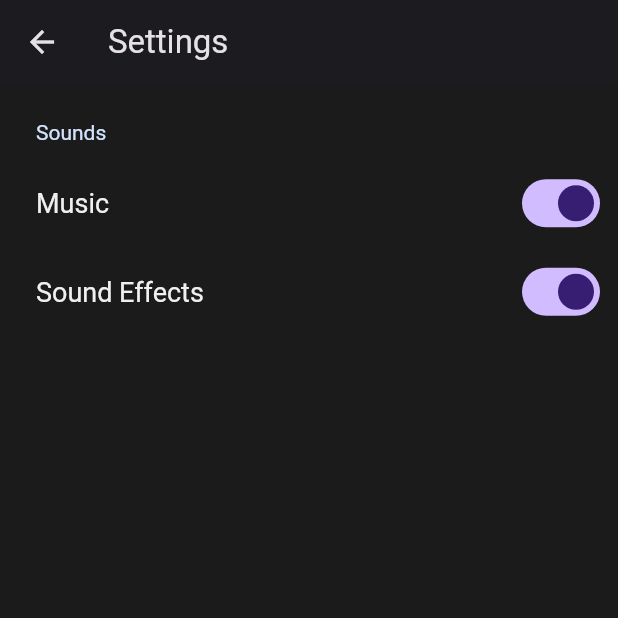
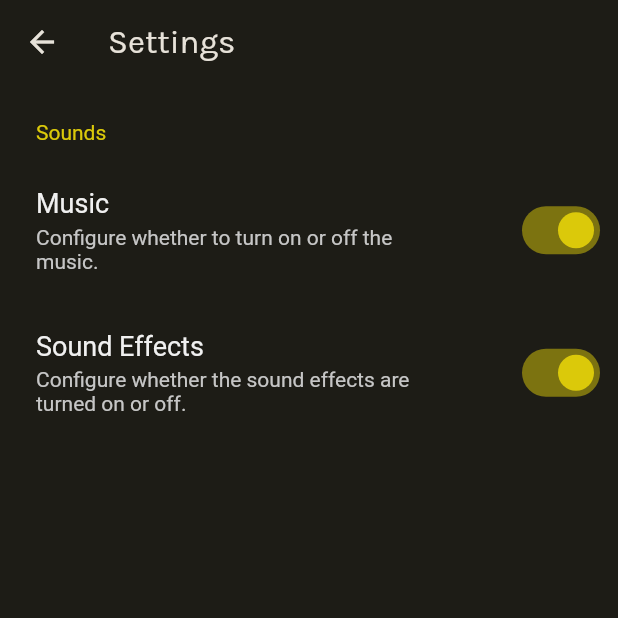
Before and after one commit to icabetong/westminster, a Flutter app: the screen it shows after launch, after a tap on "Settings", on a phone screen of 412 x 824 dp, the top half of it. Run offline on Flutter 3.47's test engine with Material 2 defaults, Android fonts, the phone set to English and light mode, and no system bars; drawn by our look-alikes of settings_ui; our stand-ins replace assets_audio_player, flutter_riverpod, hive, hive_flutter, shared_preferences; missing offline and left inert: moment_dart; accounts and stored records are empty; generated files the repository leaves out were written again.

Commit message:
Changed color to Yellow

```diff
--- a/lib/locales/app_en.arb
+++ b/lib/locales/app_en.arb
@@ -51,9 +51,11 @@
   "locationChurch": "Church",
   "locationMall": "Mall",
   "settingsGroupSounds": "Sounds",
-  "settingsMusic": "Music",
-  "settingsEffect": "Sound Effects",
-  "score": "{score}\nPoints",
+  "settingsMusicTitle": "Music",
+  "settingsMusicBody": "Configure whether to turn on or off the music.",
+  "settingsSoundEffectTitle": "Sound Effects",
+  "settingsSoundEffectBody": "Configure whether the sound effects are turned on or off.",
+  "score": "{score} Points",
   "@score": {
     "placeholders": {
       "score": {}
--- a/lib/routes/main.dart
+++ b/lib/routes/main.dart
@@ -156,7 +156,11 @@ class _MainPageState extends ConsumerState<MainPage> {
           children: [
             Text(
               Translations.of(context).appName,
-              style: Theme.of(context).textTheme.headline5,
+              style: Theme.of(context).textTheme.headline4?.copyWith(
+                    fontFamily: 'Karla',
+                    fontWeight: FontWeight.w600,
+                    color: Theme.of(context).colorScheme.onBackground,
+                  ),
               textAlign: TextAlign.center,
             ),
             const SizedBox(height: WestminsterTheme.mediumSpacing),
--- a/lib/routes/settings/settings_page.dart
+++ b/lib/routes/settings/settings_page.dart
@@ -4,7 +4,6 @@ import 'package:flutter_riverpod/flutter_riverpod.dart';
 import 'package:settings_ui/settings_ui.dart';
 import 'package:westminster/providers/music.dart';
 import 'package:westminster/shared/preferences.dart';
-import 'package:westminster/shared/theme.dart';
 
 class SettingsPage extends ConsumerStatefulWidget {
   const SettingsPage({super.key});
@@ -61,20 +60,32 @@ class _SettingsPageState extends ConsumerState<SettingsPage> {
         title: Text(Translations.of(context).mainMenuSettings),
       ),
       body: SettingsList(
+        darkTheme: SettingsThemeData(
+          titleTextColor: Theme.of(context).colorScheme.primary,
+          settingsListBackground: Theme.of(context).scaffoldBackgroundColor,
+        ),
         sections: [
           SettingsSection(
             title: Text(Translations.of(context).settingsGroupSounds),
             tiles: <SettingsTile>[
               SettingsTile.switchTile(
+                activeSwitchColor: Theme.of(context).colorScheme.primary,
                 initialValue: music,
                 onToggle: onToggleMusic,
-                title: Text(Translations.of(context).settingsMusic),
+                title: Text(Translations.of(context).settingsMusicTitle),
+                description: Text(
+                  Translations.of(context).settingsMusicBody,
+                ),
               ),
               SettingsTile.switchTile(
+                activeSwitchColor: Theme.of(context).colorScheme.primary,
                 initialValue: soundEffects,
                 onToggle: onToggleSoundEffects,
                 title: Text(
-                  Translations.of(context).settingsEffect,
+                  Translations.of(context).settingsSoundEffectTitle,
+                ),
+                description: Text(
+                  Translations.of(context).settingsSoundEffectBody,
                 ),
               )
             ],
--- a/lib/shared/theme.dart
+++ b/lib/shared/theme.dart
@@ -1,4 +1,5 @@
 import 'package:flutter/material.dart';
+import 'color_schemes.g.dart';
 
 class WestminsterTheme {
   WestminsterTheme._() {
@@ -9,44 +10,18 @@ class WestminsterTheme {
   static const mediumSpacing = 24.0;
   static const normalPadding = EdgeInsets.all(16);
 
-  static const primary = Color(0xffD0BCFF);
-  static const onPrimary = Color(0xff381E72);
-  static const primaryContainer = Color(0xff4F378B);
-  static const onPrimaryContainer = Color(0xffEADDFF);
-  static const secondary = Color(0xffCCC2DC);
-  static const onSecondary = Color(0xff332D41);
-  static const tertiary = Color(0xffEFB8C8);
-  static const onTertiary = Color(0xff492532);
-  static const tertiaryContainer = Color(0xff633B48);
-  static const onTertiaryContainer = Color(0xffFFD8E4);
-  static const error = Color(0xffF2B8B5);
-  static const onError = Color(0xff601410);
-  static const background = Color(0xff1C1B1F);
-  static const onBackground = Color(0xffE6E1E5);
-  static const surface = Color(0xff1C1B1F);
-  static const onSurface = Color(0xffE6E1E5);
-
   static ThemeData getTheme() {
-    return ThemeData.dark(useMaterial3: true).copyWith(
-      scaffoldBackgroundColor: background,
-      colorScheme: const ColorScheme(
-        brightness: Brightness.dark,
-        primary: primary,
-        onPrimary: onPrimary,
-        secondary: secondary,
-        onSecondary: onSecondary,
-        error: error,
-        onError: onError,
-        background: background,
-        onBackground: onBackground,
-        surface: surface,
-        onSurface: onSurface,
+    return ThemeData(
+      fontFamily: 'Karla',
+      brightness: Brightness.dark,
+      useMaterial3: true,
+      colorScheme: darkColorScheme,
+      textTheme: TextTheme(
+        titleSmall: TextStyle(color: darkColorScheme.onTertiaryContainer),
+        bodySmall: TextStyle(color: darkColorScheme.secondaryContainer),
       ),
-      textTheme: const TextTheme(
-        titleSmall: TextStyle(color: onPrimaryContainer),
-        bodySmall: TextStyle(color: onTertiaryContainer),
-      ),
-      dialogBackgroundColor: surface,
+      scaffoldBackgroundColor: darkColorScheme.background,
+      dialogBackgroundColor: darkColorScheme.background,
     );
   }
 }
```
Also changed, not shown: lib/pages/start_page.dart (deleted, +0 -15 lines), lib/routes/game/game_page.dart (+22 -4 lines), lib/routes/locations/locations_page.dart (+12 -11 lines), pubspec.yaml (+12 -0 lines), assets/fonts/karla_medium.ttf (added), assets/fonts/karla_regular.ttf (added), assets/fonts/merriweather_regular.ttf (added), lib/shared/color_schemes.g.dart (added).
